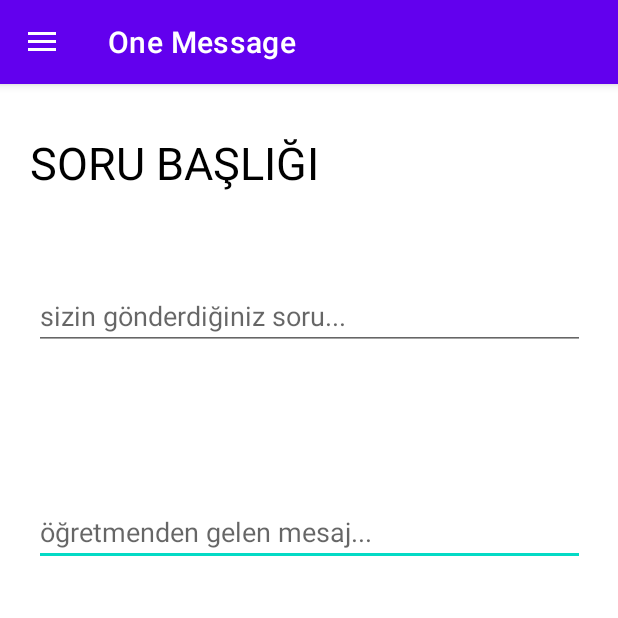
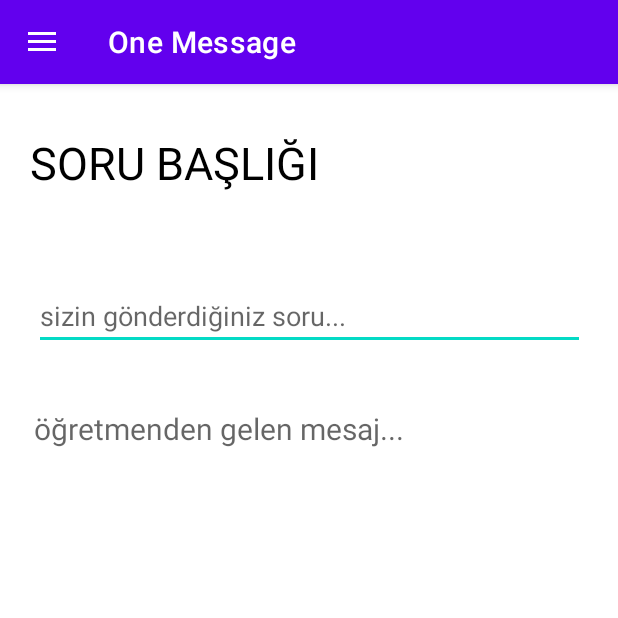
Before and after one commit to edasinar/bitirme_projesi, an Android app: the OneMessageActivity screen opened directly, with no data from a screen before it, on a phone screen of 412 x 824 dp, the top half of it. Run offline under Robolectric (Android 15) with nearby library versions, the phone set to English and light mode, and no system bars; our stand-ins replace Firebase (no records; nobody signed in at launch, a user with empty details on screens opened directly); 4 statements that could not run were skipped.

Commit message:
öğretmenden gelen mesaj öğrencide gösterildi.

```diff
--- a/app/src/main/java/com/edasinar/online_lab/OneMessageActivity.kt
+++ b/app/src/main/java/com/edasinar/online_lab/OneMessageActivity.kt
@@ -8,19 +8,20 @@ import androidx.appcompat.app.ActionBarDrawerToggle
 import com.edasinar.model.MessageInfo
 import com.edasinar.online_lab.databinding.ActivityOneMessageBinding
 import com.google.firebase.auth.FirebaseAuth
-
-/**
- * TODO: öğrenci hem kendi sorusunu görecek hem de öğretmenin mesajını görecek. ayrıca başlığı eklemeyi de unutma
- * */
+import com.google.firebase.firestore.FirebaseFirestore
+import com.google.firebase.firestore.ktx.firestore
+import com.google.firebase.ktx.Firebase
 
 
 class OneMessageActivity : AppCompatActivity() {
 
     private lateinit var binding: ActivityOneMessageBinding
     private lateinit var auth: FirebaseAuth
+    private lateinit var firestore: FirebaseFirestore
     private lateinit var toggle: ActionBarDrawerToggle
 
     private lateinit var messageInfo: MessageInfo
+    private lateinit var label: String
 
     @Suppress("DEPRECATION")
     override fun onCreate(savedInstanceState: Bundle?) {
@@ -29,10 +30,11 @@ class OneMessageActivity : AppCompatActivity() {
         val view = binding.root
         setContentView(view)
 
-        supportActionBar!!.setTitle("One Message")
+        supportActionBar!!.title = "One Message"
         navListener()
         supportActionBar!!.setDisplayHomeAsUpEnabled(true)
         auth = FirebaseAuth.getInstance()
+        firestore = Firebase.firestore
         toggle = ActionBarDrawerToggle(
             this,
             binding.drawerLayout,
@@ -43,11 +45,45 @@ class OneMessageActivity : AppCompatActivity() {
         toggle.syncState()
 
         messageInfo = intent.getParcelableExtra<MessageInfo>("message")!!
+        label = messageInfo.messageLabel
 
         binding.messageLabelText.text = messageInfo.messageLabel
         binding.questionAreaEditText.setText(messageInfo.messageBody)
 
-        //TODO("ÖĞRETMENİN GÖNDERDİĞİ MESAJI DA BURADA GÖSTERECEKSİN")
+        teacherAnswer {
+            binding.messageAreaEditText.text = it
+        }
+    }
+
+    private fun teacherAnswer(callback: (String) -> Unit) {
+        val currentUserEmail = auth.currentUser?.email.toString()
+        val answerRef = firestore.collection("teacher_message_info")
+        val user = firestore.collection("message_info")
+        val userQuery = user.whereEqualTo("email", currentUserEmail)
+        userQuery.get()
+            .addOnSuccessListener { querySnapshot ->
+                for (document in querySnapshot.documents) {
+                    val docLabel = document.getString("messageLabel")
+                    if(label == docLabel) {
+                        val query = answerRef.whereEqualTo("messageLabel", label)
+                        query.get()
+                            .addOnSuccessListener { querySnap ->
+                                var answerBody = ""
+                                for(doc in querySnap.documents) {
+                                     answerBody = doc.getString("messageBody").toString()
+                                }
+
+                                callback(answerBody)
+                            }
+                            .addOnFailureListener { exception ->
+                                println("Exception: $exception")
+                                callback("")
+                            }
+                    }
+                }
+
+
+            }
     }
 
     private fun navListener() {
--- a/app/src/main/res/layout/activity_one_message.xml
+++ b/app/src/main/res/layout/activity_one_message.xml
@@ -12,15 +12,15 @@
         android:layout_height="match_parent">
 
 
-        <EditText
+        <TextView
             android:id="@+id/messageAreaEditText"
             android:layout_width="367dp"
             android:layout_height="wrap_content"
-            android:layout_marginTop="276dp"
+            android:layout_marginTop="216dp"
             android:ems="10"
             android:gravity="start|top"
             android:hint="öğretmenden gelen mesaj..."
-            android:inputType="textMultiLine"
+            android:textSize="20sp"
             app:layout_constraintEnd_toEndOf="parent"
             app:layout_constraintStart_toStartOf="parent"
             app:layout_constraintTop_toTopOf="parent"
```
Also changed, not shown: 1 other file.
